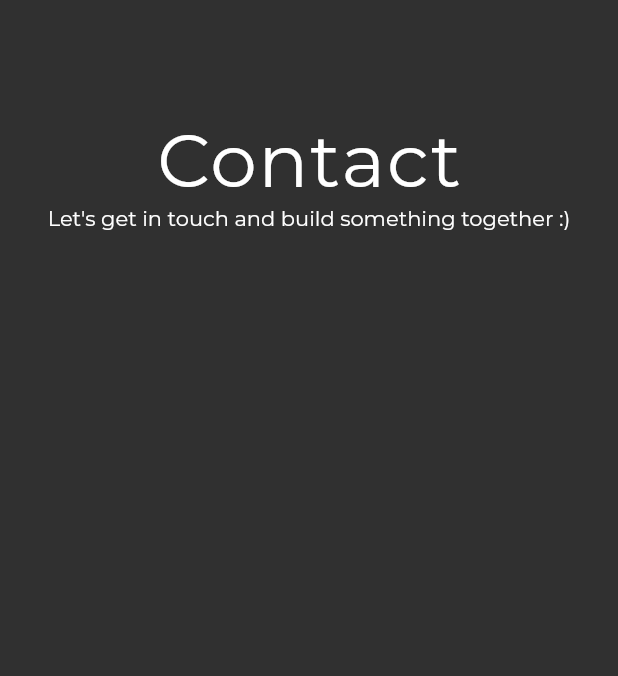
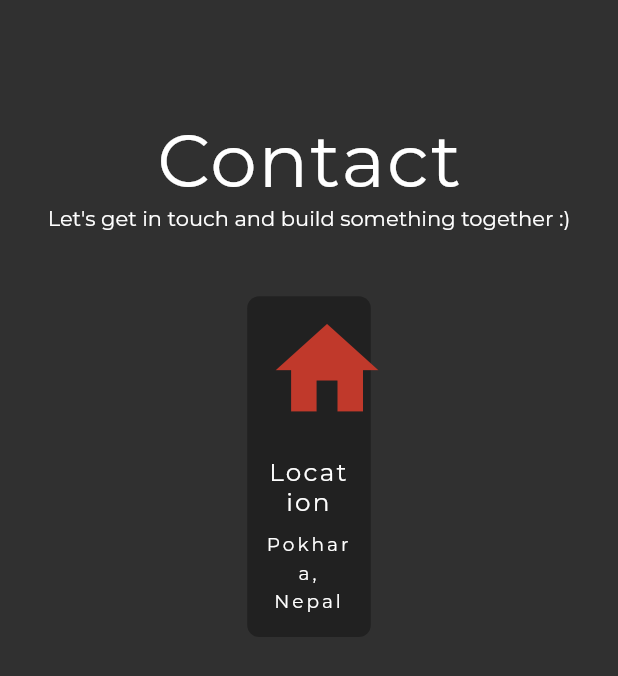
Before and after one commit to roshandroids/roshanfolio, a Flutter app: the ContactDesktop widget shown alone on an empty page, opened directly, on a phone screen of 412 x 824 dp. Shown: the top 676 px of the screen. Run offline on Flutter 3.47's test engine with Material 2 defaults, Android fonts, the light colour scheme and no system bars; drawn by our look-alikes of carousel_slider; our stand-ins replace animated_text_kit, google_fonts, responsive_builder, scrollable_positioned_list; missing offline and left inert: universal_html; network calls fail.

Commit message:
services and contact page not showing fixed

```diff
--- a/lib/sections/contact/contactDesktop.dart
+++ b/lib/sections/contact/contactDesktop.dart
@@ -1,3 +1,4 @@
+import 'package:carousel_slider/carousel_slider.dart';
 import 'package:flutter/material.dart';
 import 'package:roshanfolio/animations/bottomAnimation.dart';
 import 'package:roshanfolio/constants.dart';
@@ -27,44 +28,65 @@ class ContactDesktop extends StatelessWidget {
             "Let's get in touch and build something together :)\n\n",
             style: GoogleFonts.montserrat(fontWeight: FontWeight.w200),
           ),
-          Row(
-            mainAxisAlignment: MainAxisAlignment.center,
-            children: [
-              WidgetAnimator(
-                child: ProjectCard(
-                  cardWidth: width < 1200 ? width * 0.25 : width * 0.2,
-                  cardHeight: width < 1200 ? height * 0.28 : height * 0.25,
-                  projectIconData: kContactIcons[0],
-                  projectTitle: kContactTitles[0],
-                  projectDescription: kContactDetails[0],
-                ),
+          CarouselSlider.builder(
+            itemCount: 3,
+            itemBuilder: (BuildContext context, int itemIndex, int i) =>
+                Padding(
+              padding: const EdgeInsets.symmetric(vertical: 10.0),
+              child: ProjectCard(
+                cardWidth: width > 1200 ? width * 0.25 : width * 0.2,
+                projectIconData: kContactIcons[i],
+                projectTitle: kContactTitles[i],
+                projectDescription: kContactDetails[i],
               ),
-              SizedBox(
-                width: width * 0.02,
-              ),
-              WidgetAnimator(
-                child: ProjectCard(
-                  cardWidth: width < 1200 ? width * 0.25 : width * 0.2,
-                  cardHeight: width < 1200 ? height * 0.28 : height * 0.25,
-                  projectIconData: kContactIcons[1],
-                  projectTitle: kContactTitles[1],
-                  projectDescription: kContactDetails[1],
-                ),
-              ),
-              SizedBox(
-                width: width * 0.02,
-              ),
-              WidgetAnimator(
-                child: ProjectCard(
-                  cardWidth: width < 1200 ? width * 0.25 : width * 0.2,
-                  cardHeight: width < 1200 ? height * 0.28 : height * 0.25,
-                  projectIconData: kContactIcons[2],
-                  projectTitle: kContactTitles[2],
-                  projectDescription: kContactDetails[2],
-                ),
-              ),
-            ],
+            ),
+            options: CarouselOptions(
+                height: height * 0.3,
+                autoPlay: true,
+                autoPlayInterval: Duration(seconds: 5),
+                enlargeCenterPage: true,
+                autoPlayCurve: Curves.fastOutSlowIn,
+                autoPlayAnimationDuration: Duration(milliseconds: 800),
+                enableInfiniteScroll: false),
           )
+          // Row(
+          //   mainAxisAlignment: MainAxisAlignment.center,
+          //   children: [
+          //     WidgetAnimator(
+          //       child: ProjectCard(
+          //         cardWidth: width < 1200 ? width * 0.25 : width * 0.2,
+          //         cardHeight: width < 1200 ? height * 0.28 : height * 0.25,
+          //         projectIconData: kContactIcons[0],
+          //         projectTitle: kContactTitles[0],
+          //         projectDescription: kContactDetails[0],
+          //       ),
+          //     ),
+          //     SizedBox(
+          //       width: width * 0.02,
+          //     ),
+          //     WidgetAnimator(
+          //       child: ProjectCard(
+          //         cardWidth: width < 1200 ? width * 0.25 : width * 0.2,
+          //         cardHeight: width < 1200 ? height * 0.28 : height * 0.25,
+          //         projectIconData: kContactIcons[1],
+          //         projectTitle: kContactTitles[1],
+          //         projectDescription: kContactDetails[1],
+          //       ),
+          //     ),
+          //     SizedBox(
+          //       width: width * 0.02,
+          //     ),
+          //     WidgetAnimator(
+          //       child: ProjectCard(
+          //         cardWidth: width < 1200 ? width * 0.25 : width * 0.2,
+          //         cardHeight: width < 1200 ? height * 0.28 : height * 0.25,
+          //         projectIconData: kContactIcons[2],
+          //         projectTitle: kContactTitles[2],
+          //         projectDescription: kContactDetails[2],
+          //       ),
+          //     ),
+          //   ],
+          // )
         ],
       ),
     );
--- a/lib/sections/contact/contactMobile.dart
+++ b/lib/sections/contact/contactMobile.dart
@@ -21,7 +21,7 @@ class ContactMobileTab extends StatelessWidget {
             ),
           ),
           Text(
-            "Let's get in touch and build something together :)\n\n",
+            " :)\n\n",
             style: GoogleFonts.montserrat(fontWeight: FontWeight.w200),
             textAlign: TextAlign.center,
           ),
@@ -40,7 +40,7 @@ class ContactMobileTab extends StatelessWidget {
             options: CarouselOptions(
                 height: height * 0.3,
                 autoPlay: true,
-                autoPlayInterval: Duration(seconds: 5),
+                autoPlayInterval: Duration(seconds: 3),
                 enlargeCenterPage: true,
                 autoPlayCurve: Curves.fastOutSlowIn,
                 autoPlayAnimationDuration: Duration(milliseconds: 800),
--- a/lib/sections/home/homeMobile.dart
+++ b/lib/sections/home/homeMobile.dart
@@ -38,7 +38,7 @@ class _HomeMobileState extends State<HomeMobile> {
                   mainAxisSize: MainAxisSize.min,
                   children: [
                     Text(
-                      "Hello ! ".toUpperCase(),
+                      "Hello Visitor ! ".toUpperCase(),
                       style: GoogleFonts.montserrat(
                           fontSize: height * 0.025,
                           fontWeight: FontWeight.w200),
--- a/lib/sections/home/homeTab.dart
+++ b/lib/sections/home/homeTab.dart
@@ -33,7 +33,7 @@ class HomeTab extends StatelessWidget {
                   mainAxisSize: MainAxisSize.min,
                   children: [
                     Text(
-                      "Hello ! ".toUpperCase(),
+                      "Hello Visitor ! ".toUpperCase(),
                       style: GoogleFonts.montserrat(
                           fontSize: height * 0.03, fontWeight: FontWeight.w300),
                     ),
--- a/lib/sections/services/servicesMobile.dart
+++ b/lib/sections/services/servicesMobile.dart
@@ -13,7 +13,7 @@ class ServiceMobile extends StatelessWidget {
       child: Column(
         children: [
           Text(
-            "\nWhat I Do",
+            "What services do I provide ?\n\n",
             style: GoogleFonts.montserrat(
               fontSize: height * 0.06,
               fontWeight: FontWeight.w100,
@@ -21,7 +21,7 @@ class ServiceMobile extends StatelessWidget {
             ),
           ),
           Text(
-            "I may not be perfect, but I'm surely of some help :)\n\n",
+            "Let's get your ideas turn into real products\n\n",
             textAlign: TextAlign.center,
             style: GoogleFonts.montserrat(fontWeight: FontWeight.w200),
           ),
```
Also changed, not shown: lib/sections/services/servicesDesktop.dart (+73 -51 lines).
